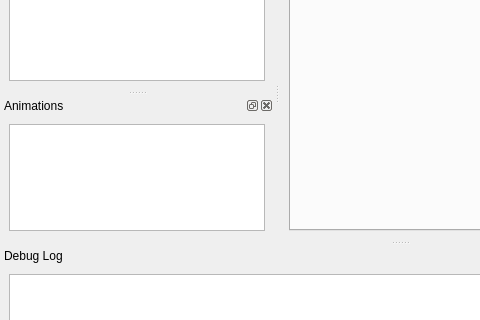
This is mainwindow.ui in gtalent/wombat-editor as Qt 5 draws it before an edit; both pictures show x 0 to 480 and y 103 to 423 of the 800 by 600 pixel window. The edited form follows.
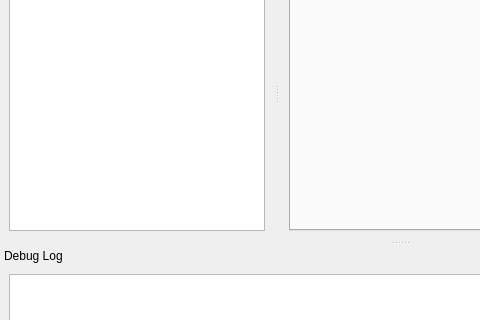
This is the edited form. Icons and pictures are not drawn.

Commit message: Got rid of Animations dock.

What changed in the file:
```diff
--- a/mainwindow.ui
+++ b/mainwindow.ui
@@ -147,24 +147,6 @@
    <addaction name="menuWindow"/>
    <addaction name="menuHelp"/>
   </widget>
-  <widget class="QDockWidget" name="dockAnimationEditor">
-   <property name="features">
-    <set>QDockWidget::AllDockWidgetFeatures</set>
-   </property>
-   <property name="windowTitle">
-    <string>Animations</string>
-   </property>
-   <attribute name="dockWidgetArea">
-    <number>1</number>
-   </attribute>
-   <widget class="QWidget" name="dockWidgetContents_2">
-    <layout class="QHBoxLayout" name="horizontalLayout">
-     <item>
-      <widget class="QTreeView" name="treeView"/>
-     </item>
-    </layout>
-   </widget>
-  </widget>
   <widget class="QDockWidget" name="dockDebug">
    <property name="minimumSize">
     <size>
```
Left out of the diff: 17 changed lines with no effect on the pictures. The commit also changes 2 other files.
